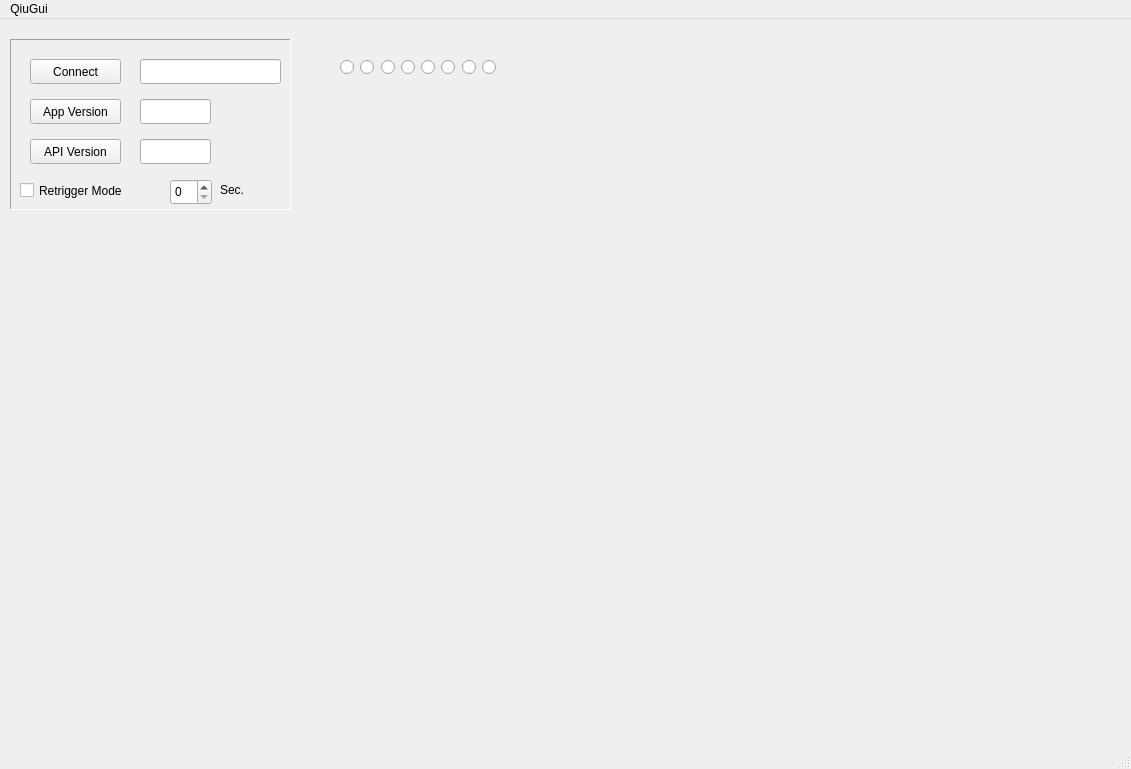
The window that designer_qiu_qiu.ui (fulig/qiu_repo) describes before a commit, drawn with Qt 5.
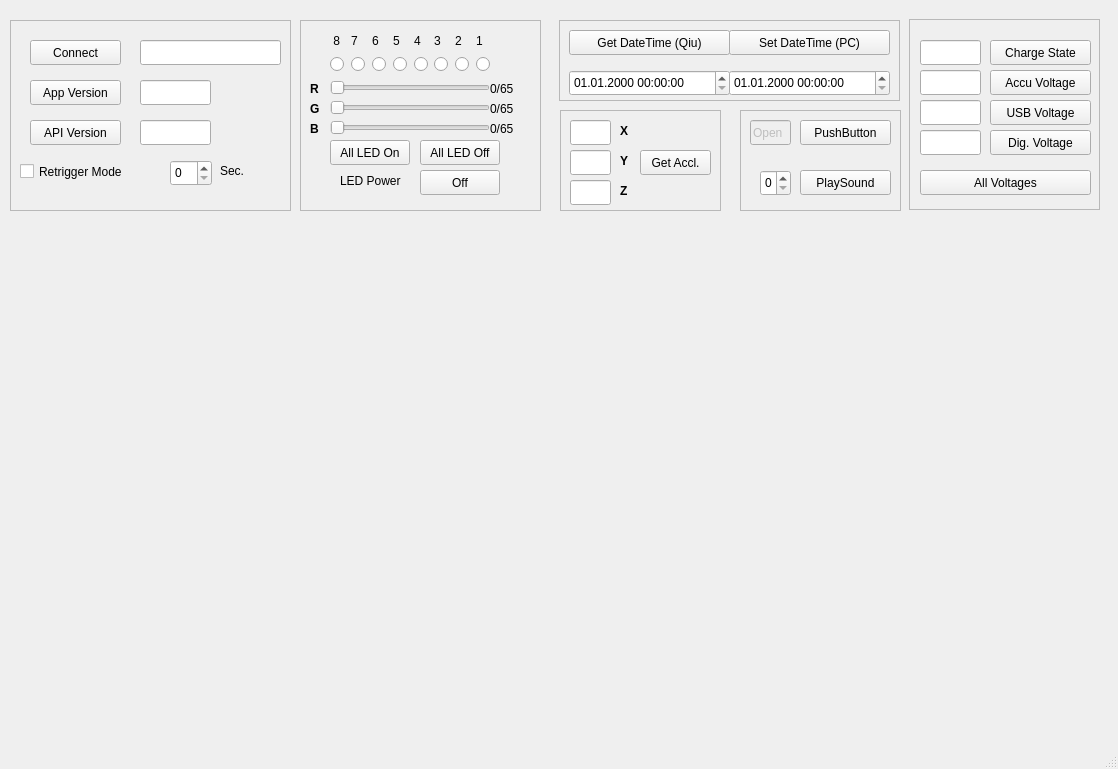
The same window after the commit.

Commit message: working on creating GUI. LED working, Datetime working, Button working, playsound wokring, problem charge state

```diff
--- a/designer_qiu_qiu.ui
+++ b/designer_qiu_qiu.ui
@@ -6,7 +6,7 @@
    <rect>
     <x>0</x>
     <y>0</y>
-    <width>1131</width>
+    <width>1118</width>
     <height>769</height>
    </rect>
   </property>
@@ -59,11 +59,11 @@
       <x>10</x>
       <y>20</y>
       <width>281</width>
-      <height>171</height>
+      <height>191</height>
      </rect>
     </property>
     <property name="frameShape">
-     <enum>QFrame::Panel</enum>
+     <enum>QFrame::StyledPanel</enum>
     </property>
     <property name="frameShadow">
      <enum>QFrame::Sunken</enum>
@@ -141,126 +141,778 @@
      </property>
     </widget>
    </widget>
-   <widget class="QWidget" name="">
+   <widget class="QWidget" name="layoutWidget">
     <property name="geometry">
      <rect>
-      <x>340</x>
-      <y>40</y>
-      <width>156</width>
-      <height>17</height>
+      <x>330</x>
+      <y>30</y>
+      <width>161</width>
+      <height>42</height>
      </rect>
     </property>
-    <layout class="QHBoxLayout" name="horizontalLayout">
-     <item>
-      <widget class="QRadioButton" name="led1">
+    <layout class="QGridLayout" name="gridLayout">
+     <item row="0" column="0">
+      <widget class="QLabel" name="label_2">
        <property name="text">
-        <string/>
+        <string> 8</string>
        </property>
-       <property name="autoExclusive">
-        <bool>false</bool>
-       </property>
       </widget>
      </item>
-     <item>
-      <widget class="QRadioButton" name="led2">
+     <item row="0" column="1">
+      <widget class="QLabel" name="label_3">
        <property name="text">
-        <string/>
+        <string>7</string>
        </property>
-       <property name="autoExclusive">
-        <bool>false</bool>
-       </property>
       </widget>
      </item>
-     <item>
-      <widget class="QRadioButton" name="led3">
+     <item row="0" column="2">
+      <widget class="QLabel" name="label_4">
        <property name="text">
-        <string/>
+        <string>6</string>
        </property>
-       <property name="autoExclusive">
-        <bool>false</bool>
-       </property>
       </widget>
      </item>
-     <item>
-      <widget class="QRadioButton" name="led4">
+     <item row="0" column="4">
+      <widget class="QLabel" name="label_6">
        <property name="text">
-        <string/>
+        <string>4</string>
        </property>
-       <property name="autoExclusive">
-        <bool>false</bool>
-       </property>
       </widget>
      </item>
-     <item>
-      <widget class="QRadioButton" name="led5">
+     <item row="0" column="5">
+      <widget class="QLabel" name="label_7">
        <property name="text">
-        <string/>
+        <string>3</string>
        </property>
-       <property name="autoExclusive">
-        <bool>false</bool>
-       </property>
       </widget>
      </item>
-     <item>
-      <widget class="QRadioButton" name="led6">
+     <item row="0" column="6">
+      <widget class="QLabel" name="label_8">
        <property name="text">
-        <string/>
+        <string>2</string>
        </property>
-       <property name="autoExclusive">
-        <bool>false</bool>
-       </property>
       </widget>
      </item>
-     <item>
-      <widget class="QRadioButton" name="led7">
+     <item row="0" column="7">
+      <widget class="QLabel" name="label_9">
        <property name="text">
-        <string/>
+        <string>1</string>
        </property>
-       <property name="autoExclusive">
-        <bool>false</bool>
-       </property>
       </widget>
      </item>
-     <item>
-      <widget class="QRadioButton" name="led8">
+     <item row="0" column="3">
+      <widget class="QLabel" name="label_5">
        <property name="text">
-        <string/>
+        <string>5</string>
        </property>
-       <property name="autoExclusive">
-        <bool>false</bool>
-       </property>
       </widget>
      </item>
+     <item row="1" column="0" colspan="8">
+      <layout class="QHBoxLayout" name="horizontalLayout">
+       <item>
+        <widget class="QRadioButton" name="led1">
+         <property name="text">
+          <string/>
+         </property>
+         <property name="autoExclusive">
+          <bool>false</bool>
+         </property>
+        </widget>
+       </item>
+       <item>
+        <widget class="QRadioButton" name="led2">
+         <property name="text">
+          <string/>
+         </property>
+         <property name="autoExclusive">
+          <bool>false</bool>
+         </property>
+        </widget>
+       </item>
+       <item>
+        <widget class="QRadioButton" name="led3">
+         <property name="text">
+          <string/>
+         </property>
+         <property name="autoExclusive">
+          <bool>false</bool>
+         </property>
+        </widget>
+       </item>
+       <item>
+        <widget class="QRadioButton" name="led4">
+         <property name="text">
+          <string/>
+         </property>
+         <property name="autoExclusive">
+          <bool>false</bool>
+         </property>
+        </widget>
+       </item>
+       <item>
+        <widget class="QRadioButton" name="led5">
+         <property name="text">
+          <string/>
+         </property>
+         <property name="autoExclusive">
+          <bool>false</bool>
+         </property>
+        </widget>
+       </item>
+       <item>
+        <widget class="QRadioButton" name="led6">
+         <property name="text">
+          <string/>
+         </property>
+         <property name="autoExclusive">
+          <bool>false</bool>
+         </property>
+        </widget>
+       </item>
+       <item>
+        <widget class="QRadioButton" name="led7">
+         <property name="text">
+          <string/>
+         </property>
+         <property name="autoExclusive">
+          <bool>false</bool>
+         </property>
+        </widget>
+       </item>
+       <item>
+        <widget class="QRadioButton" name="led8">
+         <property name="text">
+          <string/>
+         </property>
+         <property name="autoExclusive">
+          <bool>false</bool>
+         </property>
+        </widget>
+       </item>
+      </layout>
+     </item>
     </layout>
    </widget>
+   <widget class="QFrame" name="frame">
+    <property name="geometry">
+     <rect>
+      <x>300</x>
+      <y>20</y>
+      <width>241</width>
+      <height>191</height>
+     </rect>
+    </property>
+    <property name="frameShape">
+     <enum>QFrame::StyledPanel</enum>
+    </property>
+    <property name="frameShadow">
+     <enum>QFrame::Raised</enum>
+    </property>
+    <widget class="QPushButton" name="led_power_on">
+     <property name="geometry">
+      <rect>
+       <x>120</x>
+       <y>150</y>
+       <width>80</width>
+       <height>25</height>
+      </rect>
+     </property>
+     <property name="text">
+      <string>Off</string>
+     </property>
+    </widget>
+    <widget class="QLabel" name="led_power_label">
+     <property name="geometry">
+      <rect>
+       <x>40</x>
+       <y>150</y>
+       <width>71</width>
+       <height>21</height>
+      </rect>
+     </property>
+     <property name="text">
+      <string>LED Power</string>
+     </property>
+    </widget>
+    <widget class="QLabel" name="blue_value">
+     <property name="geometry">
+      <rect>
+       <x>190</x>
+       <y>100</y>
+       <width>54</width>
+       <height>17</height>
+      </rect>
+     </property>
+     <property name="text">
+      <string>0/65</string>
+     </property>
+    </widget>
+    <widget class="QSlider" name="Red">
+     <property name="geometry">
+      <rect>
+       <x>30</x>
+       <y>60</y>
+       <width>160</width>
+       <height>16</height>
+      </rect>
+     </property>
+     <property name="maximum">
+      <number>65</number>
+     </property>
+     <property name="orientation">
+      <enum>Qt::Horizontal</enum>
+     </property>
+    </widget>
+    <widget class="QSlider" name="Green">
+     <property name="geometry">
+      <rect>
+       <x>30</x>
+       <y>80</y>
+       <width>160</width>
+       <height>16</height>
+      </rect>
+     </property>
+     <property name="maximum">
+      <number>65</number>
+     </property>
+     <property name="orientation">
+      <enum>Qt::Horizontal</enum>
+     </property>
+    </widget>
+    <widget class="QSlider" name="Blue">
+     <property name="geometry">
+      <rect>
+       <x>30</x>
+       <y>100</y>
+       <width>160</width>
+       <height>16</height>
+      </rect>
+     </property>
+     <property name="maximum">
+      <number>65</number>
+     </property>
+     <property name="orientation">
+      <enum>Qt::Horizontal</enum>
+     </property>
+    </widget>
+    <widget class="QLabel" name="red_value">
+     <property name="geometry">
+      <rect>
+       <x>190</x>
+       <y>60</y>
+       <width>41</width>
+       <height>17</height>
+      </rect>
+     </property>
+     <property name="text">
+      <string>0/65</string>
+     </property>
+    </widget>
+    <widget class="QLabel" name="green_value">
+     <property name="geometry">
+      <rect>
+       <x>190</x>
+       <y>80</y>
+       <width>41</width>
+       <height>17</height>
+      </rect>
+     </property>
+     <property name="text">
+      <string>0/65</string>
+     </property>
+    </widget>
+    <widget class="QLabel" name="red_label">
+     <property name="geometry">
+      <rect>
+       <x>10</x>
+       <y>60</y>
+       <width>16</width>
+       <height>17</height>
+      </rect>
+     </property>
+     <property name="font">
+      <font>
+       <bold>true</bold>
+      </font>
+     </property>
+     <property name="text">
+      <string>R</string>
+     </property>
+    </widget>
+    <widget class="QLabel" name="green_label">
+     <property name="geometry">
+      <rect>
+       <x>10</x>
+       <y>80</y>
+       <width>16</width>
+       <height>17</height>
+      </rect>
+     </property>
+     <property name="font">
+      <font>
+       <bold>true</bold>
+      </font>
+     </property>
+     <property name="text">
+      <string>G</string>
+     </property>
+    </widget>
+    <widget class="QLabel" name="blue_label">
+     <property name="geometry">
+      <rect>
+       <x>10</x>
+       <y>100</y>
+       <width>16</width>
+       <height>17</height>
+      </rect>
+     </property>
+     <property name="font">
+      <font>
+       <bold>true</bold>
+      </font>
+     </property>
+     <property name="text">
+      <string>B</string>
+     </property>
+    </widget>
+    <widget class="QPushButton" name="led_on">
+     <property name="geometry">
+      <rect>
+       <x>30</x>
+       <y>120</y>
+       <width>80</width>
+       <height>25</height>
+      </rect>
+     </property>
+     <property name="text">
+      <string>All LED On</string>
+     </property>
+    </widget>
+    <widget class="QPushButton" name="led_off">
+     <property name="geometry">
+      <rect>
+       <x>120</x>
+       <y>120</y>
+       <width>80</width>
+       <height>25</height>
+      </rect>
+     </property>
+     <property name="text">
+      <string>All LED Off</string>
+     </property>
+    </widget>
+   </widget>
+   <widget class="QFrame" name="frame_2">
+    <property name="geometry">
+     <rect>
+      <x>559</x>
+      <y>20</y>
+      <width>341</width>
+      <height>81</height>
+     </rect>
+    </property>
+    <property name="frameShape">
+     <enum>QFrame::StyledPanel</enum>
+    </property>
+    <property name="frameShadow">
+     <enum>QFrame::Raised</enum>
+    </property>
+    <widget class="QPushButton" name="get_datetime_qiu">
+     <property name="geometry">
+      <rect>
+       <x>10</x>
+       <y>10</y>
+       <width>161</width>
+       <height>25</height>
+      </rect>
+     </property>
+     <property name="text">
+      <string>Get DateTime (Qiu)</string>
+     </property>
+    </widget>
+    <widget class="QDateTimeEdit" name="datetime_qiu">
+     <property name="geometry">
+      <rect>
+       <x>10</x>
+       <y>50</y>
+       <width>161</width>
+       <height>26</height>
+      </rect>
+     </property>
+     <property name="minimumDateTime">
+      <datetime>
+       <hour>0</hour>
+       <minute>0</minute>
+       <second>0</second>
+       <year>1752</year>
+       <month>9</month>
+       <day>14</day>
+      </datetime>
+     </property>
+     <property name="displayFormat">
+      <string>dd.MM.yyyy HH:mm:ss</string>
+     </property>
+    </widget>
+    <widget class="QDateTimeEdit" name="datetime_pc">
+     <property name="geometry">
+      <rect>
+       <x>170</x>
+       <y>50</y>
+       <width>161</width>
+       <height>26</height>
+      </rect>
+     </property>
+     <property name="displayFormat">
+      <string>dd.MM.yyyy HH:mm:ss</string>
+     </property>
+    </widget>
+    <widget class="QPushButton" name="set_datetime_pc">
+     <property name="geometry">
+      <rect>
+       <x>170</x>
+       <y>10</y>
+       <width>161</width>
+       <height>25</height>
+      </rect>
+     </property>
+     <property name="text">
+      <string>Set DateTime (PC)</string>
+     </property>
+    </widget>
+   </widget>
+   <widget class="QLineEdit" name="x_value">
+    <property name="geometry">
+     <rect>
+      <x>570</x>
+      <y>120</y>
+      <width>41</width>
+      <height>25</height>
+     </rect>
+    </property>
+   </widget>
+   <widget class="QLineEdit" name="y_value">
+    <property name="geometry">
+     <rect>
+      <x>570</x>
+      <y>150</y>
+      <width>41</width>
+      <height>25</height>
+     </rect>
+    </property>
+   </widget>
+   <widget class="QLineEdit" name="z_value">
+    <property name="geometry">
+     <rect>
+      <x>570</x>
+      <y>180</y>
+      <width>41</width>
+      <height>25</height>
+     </rect>
+    </property>
+   </widget>
+   <widget class="QPushButton" name="get_accl">
+    <property name="geometry">
+     <rect>
+      <x>640</x>
+      <y>150</y>
+      <width>71</width>
+      <height>25</height>
+     </rect>
+    </property>
+    <property name="text">
+     <string>Get Accl.</string>
+    </property>
+   </widget>
+   <widget class="QLabel" name="x_label">
+    <property name="geometry">
+     <rect>
+      <x>620</x>
+      <y>120</y>
+      <width>16</width>
+      <height>21</height>
+     </rect>
+    </property>
+    <property name="font">
+     <font>
+      <bold>true</bold>
+     </font>
+    </property>
+    <property name="text">
+     <string>X</string>
+    </property>
+   </widget>
+   <widget class="QLabel" name="y_label">
+    <property name="geometry">
+     <rect>
+      <x>620</x>
+      <y>150</y>
+      <width>16</width>
+      <height>21</height>
+     </rect>
+    </property>
+    <property name="font">
+     <font>
+      <bold>true</bold>
+     </font>
+    </property>
+    <property name="text">
+     <string>Y</string>
+    </property>
+   </widget>
+   <widget class="QLabel" name="z_label">
+    <property name="geometry">
+     <rect>
+      <x>620</x>
+      <y>180</y>
+      <width>16</width>
+      <height>21</height>
+     </rect>
+    </property>
+    <property name="font">
+     <font>
+      <bold>true</bold>
+     </font>
+    </property>
+    <property name="text">
+     <string>Z</string>
+    </property>
+   </widget>
+   <widget class="QFrame" name="frame_3">
+    <property name="geometry">
+     <rect>
+      <x>560</x>
+      <y>110</y>
+      <width>161</width>
+      <height>101</height>
+     </rect>
+    </property>
+    <property name="frameShape">
+     <enum>QFrame::StyledPanel</enum>
+    </property>
+    <property name="frameShadow">
+     <enum>QFrame::Raised</enum>
+    </property>
+   </widget>
+   <widget class="QPushButton" name="check_button">
+    <property name="geometry">
+     <rect>
+      <x>800</x>
+      <y>120</y>
+      <width>91</width>
+      <height>25</height>
+     </rect>
+    </property>
+    <property name="text">
+     <string>PushButton</string>
+    </property>
+   </widget>
+   <widget class="QLineEdit" name="button_state">
+    <property name="enabled">
+     <bool>false</bool>
+    </property>
+    <property name="geometry">
+     <rect>
+      <x>750</x>
+      <y>120</y>
+      <width>41</width>
+      <height>25</height>
+     </rect>
+    </property>
+    <property name="text">
+     <string>Open</string>
+    </property>
+   </widget>
+   <widget class="QFrame" name="frame_4">
+    <property name="geometry">
+     <rect>
+      <x>740</x>
+      <y>110</y>
+      <width>161</width>
+      <height>101</height>
+     </rect>
+    </property>
+    <property name="frameShape">
+     <enum>QFrame::StyledPanel</enum>
+    </property>
+    <property name="frameShadow">
+     <enum>QFrame::Raised</enum>
+    </property>
+    <widget class="QSpinBox" name="spin_sound">
+     <property name="geometry">
+      <rect>
+       <x>20</x>
+       <y>60</y>
+       <width>31</width>
+       <height>26</height>
+      </rect>
+     </property>
+     <property name="maximum">
+      <number>5</number>
+     </property>
+    </widget>
+    <widget class="QPushButton" name="play_sound">
+     <property name="geometry">
+      <rect>
+       <x>60</x>
+       <y>60</y>
+       <width>91</width>
+       <height>25</height>
+      </rect>
+     </property>
+     <property name="text">
+      <string>PlaySound</string>
+     </property>
+    </widget>
+   </widget>
+   <widget class="QPushButton" name="charge_state">
+    <property name="geometry">
+     <rect>
+      <x>990</x>
+      <y>40</y>
+      <width>101</width>
+      <height>25</height>
+     </rect>
+    </property>
+    <property name="text">
+     <string>Charge State</string>
+    </property>
+   </widget>
+   <widget class="QPushButton" name="accu_voltage">
+    <property name="geometry">
+     <rect>
+      <x>990</x>
+      <y>70</y>
+      <width>101</width>
+      <height>25</height>
+     </rect>
+    </property>
+    <property name="text">
+     <string>Accu Voltage</string>
+    </property>
+   </widget>
+   <widget class="QPushButton" name="usb_voltage">
+    <property name="geometry">
+     <rect>
+      <x>990</x>
+      <y>100</y>
+      <width>101</width>
+      <height>25</height>
+     </rect>
+    </property>
+    <property name="text">
+     <string>USB Voltage</string>
+    </property>
+   </widget>
+   <widget class="QPushButton" name="digital_voltage">
+    <property name="geometry">
+     <rect>
+      <x>990</x>
+      <y>130</y>
+      <width>101</width>
+      <height>25</height>
+     </rect>
+    </property>
+    <property name="text">
+     <string>Dig. Voltage</string>
+    </property>
+   </widget>
+   <widget class="QPushButton" name="pushButton_5">
+    <property name="geometry">
+     <rect>
+      <x>920</x>
+      <y>170</y>
+      <width>171</width>
+      <height>25</height>
+     </rect>
+    </property>
+    <property name="text">
+     <string>All Voltages</string>
+    </property>
+   </widget>
+   <widget class="QLineEdit" name="charge_line">
+    <property name="geometry">
+     <rect>
+      <x>920</x>
+      <y>40</y>
+      <width>61</width>
+      <height>25</height>
+     </rect>
+    </property>
+   </widget>
+   <widget class="QLineEdit" name="accu_line">
+    <property name="geometry">
+     <rect>
+      <x>920</x>
+      <y>70</y>
+      <width>61</width>
+      <height>25</height>
+     </rect>
+    </property>
+   </widget>
+   <widget class="QLineEdit" name="usb_line">
+    <property name="geometry">
+     <rect>
+      <x>920</x>
+      <y>100</y>
+      <width>61</width>
+      <height>25</height>
+     </rect>
+    </property>
+   </widget>
+   <widget class="QLineEdit" name="dig_line">
+    <property name="geometry">
+     <rect>
+      <x>920</x>
+      <y>130</y>
+      <width>61</width>
+      <height>25</height>
+     </rect>
+    </property>
+   </widget>
+   <widget class="QFrame" name="frame_5">
+    <property name="geometry">
+     <rect>
+      <x>909</x>
+      <y>19</y>
+      <width>191</width>
+      <height>191</height>
+     </rect>
+    </property>
+    <property name="frameShape">
+     <enum>QFrame::StyledPanel</enum>
+    </property>
+    <property name="frameShadow">
+     <enum>QFrame::Raised</enum>
+    </property>
+   </widget>
+   <zorder>frame_5</zorder>
+   <zorder>frame</zorder>
+   <zorder>frame_4</zorder>
+   <zorder>frame_3</zorder>
+   <zorder>frame_2</zorder>
+   <zorder>layoutWidget</zorder>
    <zorder>main_operations</zorder>
    <zorder>connect</zorder>
    <zorder>app_version</zorder>
    <zorder>api_version</zorder>
-   <zorder>led1</zorder>
-   <zorder>led2</zorder>
-   <zorder>led3</zorder>
-   <zorder>led4</zorder>
-   <zorder>led5</zorder>
-   <zorder>led6</zorder>
-   <zorder>led8</zorder>
-   <zorder></zorder>
-  </widget>
-  <widget class="QMenuBar" name="menubar">
-   <property name="geometry">
-    <rect>
-     <x>0</x>
-     <y>0</y>
-     <width>1131</width>
-     <height>23</height>
-    </rect>
-   </property>
-   <widget class="QMenu" name="menuQiuGui">
-    <property name="title">
-     <string>QiuGui</string>
-    </property>
-   </widget>
-   <addaction name="menuQiuGui"/>
+   <zorder>x_value</zorder>
+   <zorder>y_value</zorder>
+   <zorder>z_value</zorder>
+   <zorder>get_accl</zorder>
+   <zorder>x_label</zorder>
+   <zorder>y_label</zorder>
+   <zorder>z_label</zorder>
+   <zorder>check_button</zorder>
+   <zorder>button_state</zorder>
+   <zorder>charge_state</zorder>
+   <zorder>accu_voltage</zorder>
+   <zorder>usb_voltage</zorder>
+   <zorder>digital_voltage</zorder>
+   <zorder>pushButton_5</zorder>
+   <zorder>charge_line</zorder>
+   <zorder>accu_line</zorder>
+   <zorder>usb_line</zorder>
+   <zorder>dig_line</zorder>
   </widget>
   <widget class="QStatusBar" name="statusbar"/>
  </widget>
```
The commit also changes 2 other files.
